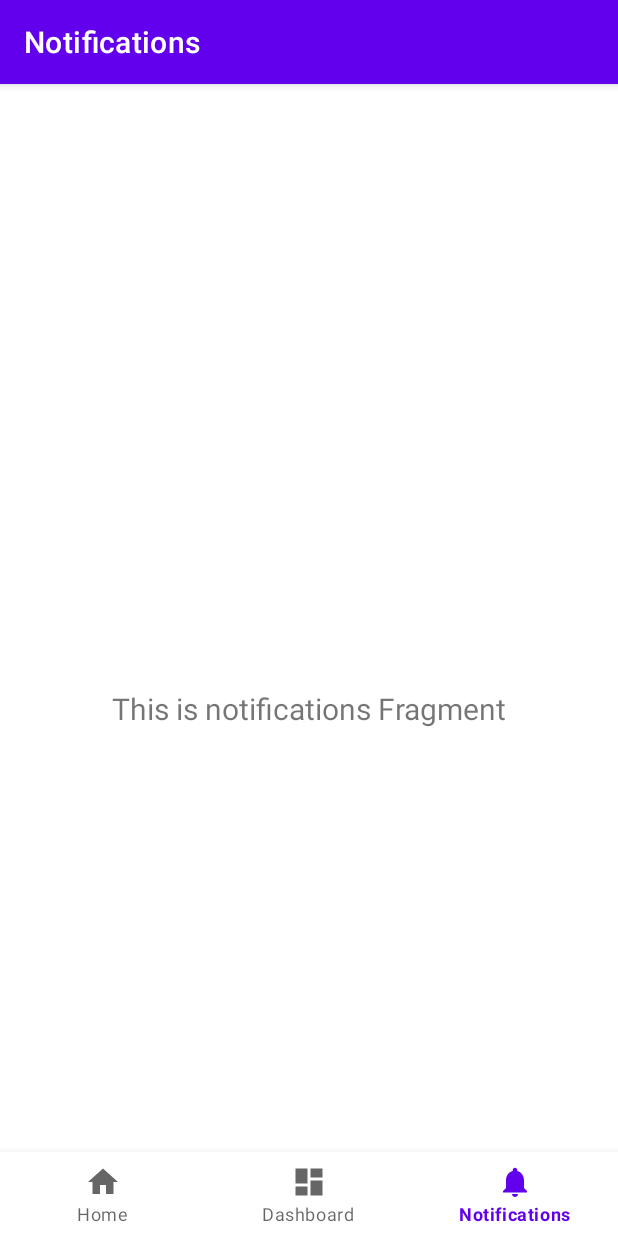
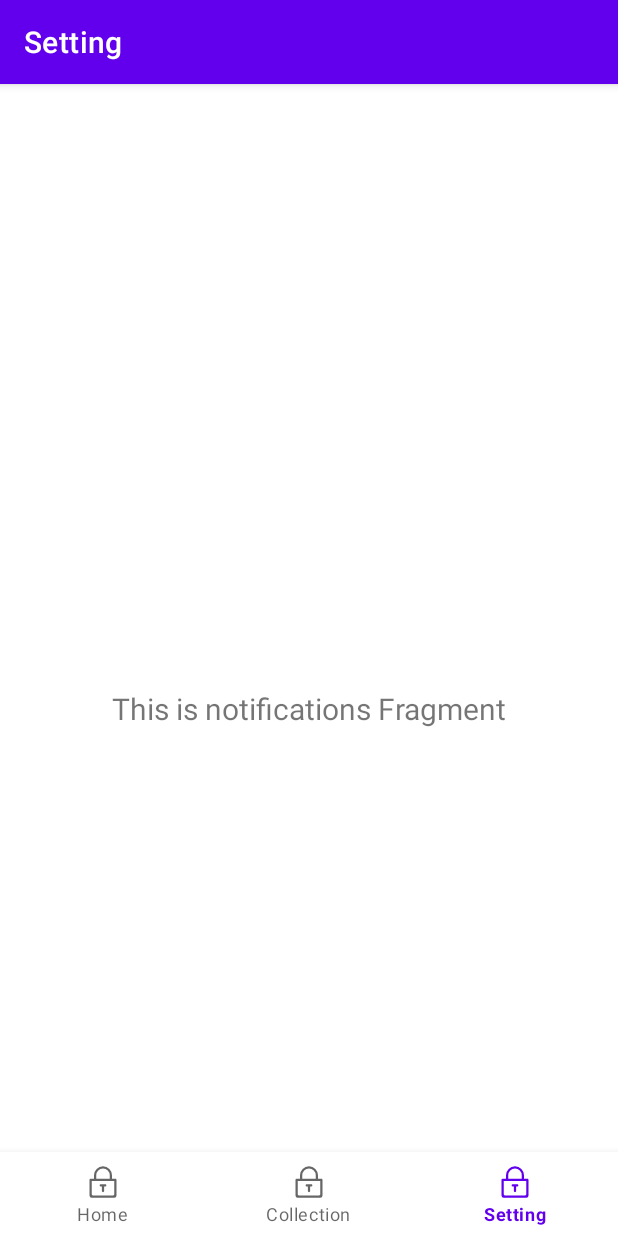
Before and after one commit to JiahangChen/HurrpUpProject, an Android app: the NotificationsFragment screen opened through its navigation route, on a phone screen of 412 x 824 dp. Run offline under Robolectric (Android 15) with nearby library versions, the phone set to English and light mode, and no system bars; our stand-ins replace data binding, navigation-ui; libraries missing offline, so code that uses them is left out: androidx.annotation.

Commit message:
Drawable Updata

```diff
--- a/app/src/main/java/com/ahren/hurryupproject/MainActivity.kt
+++ b/app/src/main/java/com/ahren/hurryupproject/MainActivity.kt
@@ -1,21 +1,21 @@
 package com.ahren.hurryupproject
 
-import android.content.Context
-import android.content.Intent
+import android.annotation.SuppressLint
 import android.os.Bundle
 import com.google.android.material.bottomnavigation.BottomNavigationView
 import androidx.appcompat.app.AppCompatActivity
+import androidx.core.content.res.ResourcesCompat
 import androidx.navigation.findNavController
 import androidx.navigation.ui.AppBarConfiguration
 import androidx.navigation.ui.setupActionBarWithNavController
 import androidx.navigation.ui.setupWithNavController
 import com.ahren.hurryupproject.databinding.ActivityMainBinding
-import com.ahren.hurryupproject.ui.addstation.AddStationActivity
 
 class MainActivity : AppCompatActivity() {
 
     private lateinit var MainViewBinding: ActivityMainBinding
 
+    @SuppressLint("UseCompatLoadingForDrawables")
     override fun onCreate(savedInstanceState: Bundle?) {
         super.onCreate(savedInstanceState)
         lifecycle.addObserver(MyLifecycleObserver())
@@ -30,11 +30,35 @@ class MainActivity : AppCompatActivity() {
         // menu should be considered as top level destinations.
         val appBarConfiguration = AppBarConfiguration(
             setOf(
-                R.id.navigation_home, R.id.navigation_dashboard, R.id.navigation_notifications
+                R.id.navigation_home, R.id.navigation_collection, R.id.navigation_setting
             )
         )
         setupActionBarWithNavController(navController, appBarConfiguration)
         navView.setupWithNavController(navController)
 
+        val actionBarMenu = findViewById<BottomNavigationView>(R.id.nav_view)?.menu
+        actionBarMenu?.findItem(R.id.navigation_collection)?.isEnabled = false
+        actionBarMenu?.findItem(R.id.navigation_setting)?.isEnabled = false
+        actionBarMenu?.findItem(R.id.navigation_home)?.isEnabled = false
+        actionBarMenu?.findItem(R.id.navigation_collection)?.icon =
+                ResourcesCompat.getDrawable(
+                    resources,
+                    R.drawable.ic_lock_black_24dp,
+                    null
+                )
+        actionBarMenu?.findItem(R.id.navigation_setting)?.icon =
+            ResourcesCompat.getDrawable(
+                resources,
+                R.drawable.ic_lock_black_24dp,
+                null
+            )
+        actionBarMenu?.findItem(R.id.navigation_home)?.icon =
+            ResourcesCompat.getDrawable(
+                resources,
+                R.drawable.ic_lock_black_24dp,
+                null
+            )
+
+
     }
 }
--- a/app/src/main/java/com/ahren/hurryupproject/ui/dashboard/DashboardFragment.kt
+++ b/app/src/main/java/com/ahren/hurryupproject/ui/dashboard/DashboardFragment.kt
@@ -7,11 +7,11 @@ import android.view.ViewGroup
 import android.widget.TextView
 import androidx.fragment.app.Fragment
 import androidx.lifecycle.ViewModelProvider
-import com.ahren.hurryupproject.databinding.FragmentDashboardBinding
+import com.ahren.hurryupproject.databinding.FragmentCollectionBinding
 
 class DashboardFragment : Fragment() {
 
-    private var _binding: FragmentDashboardBinding? = null
+    private var _binding: FragmentCollectionBinding? = null
 
     // This property is only valid between onCreateView and
     // onDestroyView.
@@ -25,7 +25,7 @@ class DashboardFragment : Fragment() {
         val dashboardViewModel =
             ViewModelProvider(this).get(DashboardViewModel::class.java)
 
-        _binding = FragmentDashboardBinding.inflate(inflater, container, false)
+        _binding = FragmentCollectionBinding.inflate(inflater, container, false)
         val root: View = binding.root
 
         val textView: TextView = binding.textDashboard
--- a/app/src/main/java/com/ahren/hurryupproject/ui/home/HomeFragment.kt
+++ b/app/src/main/java/com/ahren/hurryupproject/ui/home/HomeFragment.kt
@@ -1,6 +1,9 @@
 package com.ahren.hurryupproject.ui.home
 
+import android.annotation.SuppressLint
 import android.app.Activity.RESULT_OK
+import android.content.ClipData
+import android.content.ClipData.Item
 import android.content.ContentValues.TAG
 import android.content.Intent
 import android.os.Bundle
@@ -9,15 +12,20 @@ import android.util.TypedValue
 import android.view.LayoutInflater
 import android.view.View
 import android.view.ViewGroup
+import android.widget.CompoundButton
 import androidx.activity.result.ActivityResultLauncher
 import androidx.activity.result.contract.ActivityResultContracts
 import androidx.annotation.Dimension.DP
 import androidx.constraintlayout.widget.ConstraintSet
+import androidx.core.content.ContextCompat
+import androidx.core.content.res.ResourcesCompat
 import androidx.core.view.marginTop
 import androidx.fragment.app.Fragment
 import androidx.fragment.app.activityViewModels
+import com.ahren.hurryupproject.R
 import com.ahren.hurryupproject.databinding.FragmentHomeBinding
 import com.ahren.hurryupproject.ui.addstation.AddStationActivity
+import com.google.android.material.bottomnavigation.BottomNavigationView
 
 
 class HomeFragment : Fragment() {
@@ -69,6 +77,25 @@ class HomeFragment : Fragment() {
         homeViewBinding.stationdown.setOnClickListener {
             moveStatePosition(true)
         }
+
+        homeViewBinding.startapp.isChecked = homeViewModel.getAppStartSwitch()
+
+        homeViewBinding.startapp.setOnCheckedChangeListener(object :
+            CompoundButton.OnCheckedChangeListener {
+            @SuppressLint("UseCompatLoadingForDrawables")
+            override fun onCheckedChanged(switchView: CompoundButton?, isChecked: Boolean) {
+                if (isChecked) {
+                    homeViewBinding.floatingCreateStationButton.isEnabled = false
+                    homeViewBinding.stationup.isEnabled = false
+                    homeViewBinding.stationdown.isEnabled = false
+                } else {
+                    homeViewBinding.floatingCreateStationButton.isEnabled = true
+                    homeViewBinding.stationup.isEnabled = true
+                    homeViewBinding.stationdown.isEnabled = true
+                }
+                homeViewModel.switchAppStart()
+            }
+        })
 
         return homeViewBinding.root
     }
--- a/app/src/main/java/com/ahren/hurryupproject/ui/home/HomeViewModel.kt
+++ b/app/src/main/java/com/ahren/hurryupproject/ui/home/HomeViewModel.kt
@@ -26,6 +26,7 @@ class HomeViewModel(application : Application) : AndroidViewModel(application) {
         MutableLiveData(arrayListOf(emptyStationData, emptyStationData, emptyStationData, emptyStationData, emptyStationData))
     }
     private var stateButtonPosition: Int = 0
+    private var startAppSwitched : Boolean = false
     fun addStation(context: Context, lineid:String, stationid: String) {
         for ( i in 0 until _stationlist.value!!.size) {
             if (_stationlist.value!![i].isEmpty){
@@ -69,6 +70,13 @@ class HomeViewModel(application : Application) : AndroidViewModel(application) {
 
     }
 
+    fun switchAppStart(){
+        startAppSwitched = !startAppSwitched
+    }
+
+    fun getAppStartSwitch(): Boolean {
+        return startAppSwitched
+    }
 
     fun convDpToInt(dpValue: Int): Int {
         return TypedValue.applyDimension(TypedValue.COMPLEX_UNIT_DIP, dpValue.toFloat(), getApplication<Application>().resources.displayMetrics).toInt()
--- a/app/src/main/java/com/ahren/hurryupproject/ui/notifications/NotificationsFragment.kt
+++ b/app/src/main/java/com/ahren/hurryupproject/ui/notifications/NotificationsFragment.kt
@@ -7,11 +7,11 @@ import android.view.ViewGroup
 import android.widget.TextView
 import androidx.fragment.app.Fragment
 import androidx.lifecycle.ViewModelProvider
-import com.ahren.hurryupproject.databinding.FragmentNotificationsBinding
+import com.ahren.hurryupproject.databinding.FragmentSettingBinding
 
 class NotificationsFragment : Fragment() {
 
-    private var _binding: FragmentNotificationsBinding? = null
+    private var _binding: FragmentSettingBinding? = null
 
     // This property is only valid between onCreateView and
     // onDestroyView.
@@ -25,7 +25,7 @@ class NotificationsFragment : Fragment() {
         val notificationsViewModel =
             ViewModelProvider(this).get(NotificationsViewModel::class.java)
 
-        _binding = FragmentNotificationsBinding.inflate(inflater, container, false)
+        _binding = FragmentSettingBinding.inflate(inflater, container, false)
         val root: View = binding.root
 
         val textView: TextView = binding.textNotifications
--- a/app/src/main/res/drawable/ic_home_black_24dp.xml
+++ b/app/src/main/res/drawable/ic_home_black_24dp.xml
@@ -1,9 +1,39 @@
+<?xml version="1.0" encoding="utf-8"?>
 <vector xmlns:android="http://schemas.android.com/apk/res/android"
-    android:width="24dp"
-    android:height="24dp"
-    android:viewportWidth="24.0"
-    android:viewportHeight="24.0">
+    android:width="1024dp"
+    android:height="1024dp"
+    android:viewportWidth="1024"
+    android:viewportHeight="1024">
+
     <path
-        android:fillColor="#FF000000"
-        android:pathData="M10,20v-6h4v6h5v-8h3L12,3 2,12h3v8z" />
+        android:fillColor="#000000"
+        android:pathData="M922.018531 394.038614L556.932262 25.699261a63.328201 63.328201 0 0
+0-44.959891-18.726467 63.289315 63.289315 0 0 0-44.933286 18.725443L301.383539
+192.848831v-49.962825c0-17.485198-14.161506-31.645681-31.646704-31.645681s-31.631355
+14.160483-31.631355 31.645681V255.252988c0 0.450254 0.098237 0.859575 0.125867
+1.309829L101.982492 394.038614a63.200288 63.200288 0 0 0-18.345797
+44.53829v515.171219c0 34.942767 28.334269 63.278059 63.293409
+63.278059h730.127513c34.957093 0 63.305688-28.334269
+63.305688-63.278059V438.577927a63.260663 63.260663 0 0
+0-18.344774-44.539313zM768.184195
+953.749147H570.543231V576.025071h197.640964v377.724076z m42.171387
+0V554.932726c0-11.639061-9.425655-21.080066-21.080065-21.080066H549.451909c-11.653388
+0-21.107695 9.441004-21.107695
+21.080066v398.815397H146.92908V459.670272h509.055954c11.652364 0
+21.106671-9.439981 21.106672-21.092345
+0-11.653388-9.454307-21.093369-21.106672-21.093368H167.823928L511.972371
+70.251877l344.190398 347.232682h-78.566223c-11.652364 0-21.106671
+9.439981-21.106671 21.093368 0 11.652364 9.454307 21.092345 21.106671
+21.092345h99.461071v494.078875h-66.702035z" />
+    <path
+        android:fillColor="#000000"
+        android:pathData="M441.944598 533.853683H228.8763c-11.638038 0-21.106671 9.441004-21.106671
+21.080066v227.693361c0 11.652364 9.468633 21.122021 21.106671
+21.122021H441.944598c11.652364 0 21.078019-9.469657
+21.078019-21.122021V554.932726c0-11.639061-9.425655-21.079042-21.078019-21.079043z
+m-21.107695 227.680058H249.968645V576.025071h170.869281v185.50867zM626.805516
+803.748107c11.638038 0 21.092345-9.469657
+21.092345-21.122021V731.028021c0-11.652364-9.454307-21.105648-21.092345-21.105648-11.653388
+0-21.092345 9.453284-21.092345 21.105648v51.598065c-0.001023 11.652364 9.438958
+21.122021 21.092345 21.122021z" />
 </vector>
--- /dev/null
+++ b/app/src/main/res/drawable/ic_like_yellow_24dp.xml
@@ -0,0 +1,37 @@
+<?xml version="1.0" encoding="utf-8"?>
+<vector xmlns:android="http://schemas.android.com/apk/res/android"
+    android:width="1024dp"
+    android:height="1024dp"
+    android:viewportWidth="1024"
+    android:viewportHeight="1024">
+
+    <path
+        android:fillColor="#FFEABB"
+        android:pathData="M851.349 383.512c43.677 6.347 61.117 60.021 29.512 90.828l-126.42 123.229a53.253
+53.253 0 0 0-15.315 47.133l29.844 174.002c7.461 43.5-38.197 76.673-77.263
+56.135l-156.263-82.152a53.248 53.248 0 0 0-49.559 0l-156.263 82.152c-39.066
+20.538-84.724-12.635-77.263-56.135l29.844-174.002 569.146-261.19z" />
+    <path
+        android:fillColor="#F9C73D"
+        android:pathData="M716.565 911.044c-13.231 0.001-26.527-3.19-38.817-9.652L521.484 819.24a23.243
+23.243 0 0 0-21.638 0l-156.264 82.152c-28.255 14.854-61.848
+12.426-87.673-6.336-25.824-18.763-38.515-49.963-33.119-81.424l29.843-174.002a23.247
+23.247 0 0
+0-6.686-20.579l-126.42-123.229c-22.858-22.281-30.93-54.98-21.066-85.339s35.615-52.069
+67.204-56.659l174.708-25.387a23.248 23.248 0 0 0
+17.506-12.719l78.131-158.312C450.138 128.783 478.747 111 510.665 111c0.002
+0-0.001 0 0 0 31.92 0 60.526 17.782 74.653 46.406l78.132 158.312a23.25 23.25 0 0
+0 17.505 12.719l174.709 25.387c31.589 4.59 57.339 26.301 67.203 56.659s1.792
+63.059-21.065 85.339l-126.42 123.229a23.25 23.25 0 0 0-6.687 20.578l29.844
+174.003c5.396 31.461-7.294 62.661-33.119 81.424-14.591 10.6-31.667 15.987-48.855
+15.988zM510.666 171c-4.346 0-15.076 1.263-20.85 12.96l-78.132 158.312a83.234
+83.234 0 0 1-62.682 45.542L174.295 413.2c-12.909 1.876-17.426 11.691-18.769
+15.824-1.343 4.132-3.458 14.728 5.883 23.833l126.419 123.229a83.234 83.234 0 0 1
+23.942 73.688l-29.843 174.001c-2.205 12.856 5.734 20.186 9.249 22.74 3.516 2.555
+12.939 7.838 24.485 1.77l156.264-82.152a83.234 83.234 0 0 1 77.479 0l156.263
+82.152c11.548 6.071 20.97 0.785 24.485-1.77s11.454-9.884
+9.249-22.74l-29.844-174.002a83.235 83.235 0 0 1
+23.942-73.687l126.42-123.229c9.341-9.105 7.226-19.7
+5.883-23.833s-5.859-13.948-18.769-15.824l-174.708-25.387a83.237 83.237 0 0
+1-62.682-45.541L531.514 183.96c-5.773-11.697-16.503-12.96-20.848-12.96z" />
+</vector>
--- /dev/null
+++ b/app/src/main/res/drawable/ic_lock_black_24dp.xml
@@ -0,0 +1,17 @@
+<?xml version="1.0" encoding="utf-8"?>
+<vector xmlns:android="http://schemas.android.com/apk/res/android"
+    android:width="1024dp"
+    android:height="1024dp"
+    android:viewportWidth="1024"
+    android:viewportHeight="1024">
+
+    <path
+        android:fillColor="#333333"
+        android:pathData="M704 416v-96a192 192 0 1 0-384 0v96h384zM192 480v383.776A31.968 31.968 0 0 0
+223.744 896h576.512c17.184 0 31.744-14.4 31.744-32.224V480.224 480H192z
+m-64-16V448a32 32 0 0 1 32-32h96v-96a256 256 0 1 1 512 0v96h96c17.664 0 32
+14.208 32 32v448.192A64 64 0 0 1 831.84 960H192.16A64 64 0 0 1 128
+896.192V464zM544 640v128.32c0 17.472-14.208 31.68-32 31.68a32 32 0 0
+1-32-31.68V640h-32.32a31.776 31.776 0 0 1-31.68-32 32 32 0 0 1
+31.68-32h128.64c17.472 0 31.68 14.208 31.68 32a32 32 0 0 1-31.68 32H544z" />
+</vector>
--- /dev/null
+++ b/app/src/main/res/drawable/ic_setting_yellow_24dp.xml
@@ -0,0 +1,25 @@
+<?xml version="1.0" encoding="utf-8"?>
+<vector xmlns:android="http://schemas.android.com/apk/res/android"
+    android:width="1024dp"
+    android:height="1024dp"
+    android:viewportWidth="1024"
+    android:viewportHeight="1024">
+
+    <path
+        android:fillColor="#F5BC50"
+        android:pathData="M931.1 346.2c-10 3.1-20.4 5.3-31.3 5.3-58 0-105-47-105-105 0-25.1 9.2-47.9
+23.9-66C761.2 127 689.9 88.4 610.4 71c-14.3 41-52.9 70.5-98.7 70.5-45.4
+0-83.7-29-98.4-69.3-77.7 17.9-147.5 56.1-203.8 108.6 14.6 18 23.7 40.7 23.7 65.7
+0 58-47 105-105 105-10.8 0-21.1-2.1-30.9-5.2-19.4 50.1-30.5 104.4-30.5 161.4 0
+54.2 10.1 106 27.8 154.1 10.6-3.6 21.7-6 33.6-6 58 0 105 47 105 105 0 27.2-10.6
+51.7-27.5 70.3 57.2 54.6 128.7 94 208.4 112.3 15.3-39.1 53.1-67 97.6-67 45 0 83
+28.4 98 68.2 81.5-17.7 154.5-57.7 212.8-113.2-17.1-18.7-27.7-43.3-27.7-70.6 0-58
+47-105 105-105 12 0 23.3 2.4 34 6.1 17.7-48.1 27.9-99.9
+27.9-154.2-0.1-57-11.1-111.4-30.6-161.5zM518.6 671.1c-101.3
+0-183.4-82.1-183.4-183.4 0-101.3 82.1-183.4 183.4-183.4 101.3 0 183.4 82.1 183.4
+183.4-0.1 101.3-82.2 183.4-183.4 183.4z" />
+    <path
+        android:fillColor="#F5BC50"
+        android:pathData="M521.5 388c-55.1 0-99.7 44.6-99.7 99.7s44.6 99.7 99.7 99.7 99.7-44.6
+99.7-99.7-44.6-99.7-99.7-99.7z" />
+</vector>
--- a/app/src/main/res/menu/bottom_nav_menu.xml
+++ b/app/src/main/res/menu/bottom_nav_menu.xml
@@ -7,13 +7,13 @@
         android:title="@string/title_home" />
 
     <item
-        android:id="@+id/navigation_dashboard"
-        android:icon="@drawable/ic_dashboard_black_24dp"
-        android:title="@string/title_dashboard" />
+        android:id="@+id/navigation_collection"
+        android:icon="@drawable/ic_like_yellow_24dp"
+        android:title="@string/title_collection" />
 
     <item
-        android:id="@+id/navigation_notifications"
-        android:icon="@drawable/ic_notifications_black_24dp"
-        android:title="@string/title_notifications" />
+        android:id="@+id/navigation_setting"
+        android:icon="@drawable/ic_setting_yellow_24dp"
+        android:title="@string/title_setting" />
 
 </menu>
--- a/app/src/main/res/navigation/mobile_navigation.xml
+++ b/app/src/main/res/navigation/mobile_navigation.xml
@@ -12,14 +12,14 @@
         tools:layout="@layout/fragment_home" />
 
     <fragment
-        android:id="@+id/navigation_dashboard"
+        android:id="@+id/navigation_collection"
         android:name="com.ahren.hurryupproject.ui.dashboard.DashboardFragment"
-        android:label="@string/title_dashboard"
-        tools:layout="@layout/fragment_dashboard" />
+        android:label="@string/title_collection"
+        tools:layout="@layout/fragment_collection" />
 
     <fragment
-        android:id="@+id/navigation_notifications"
+        android:id="@+id/navigation_setting"
         android:name="com.ahren.hurryupproject.ui.notifications.NotificationsFragment"
-        android:label="@string/title_notifications"
-        tools:layout="@layout/fragment_notifications" />
+        android:label="@string/title_setting"
+        tools:layout="@layout/fragment_setting" />
 </navigation>
--- a/app/src/main/res/values/strings.xml
+++ b/app/src/main/res/values/strings.xml
@@ -1,8 +1,8 @@
 <resources>
     <string name="app_name">Hurry Up Project</string>
     <string name="title_home">Home</string>
-    <string name="title_dashboard">Dashboard</string>
-    <string name="title_notifications">Notifications</string>
+    <string name="title_collection">Collection</string>
+    <string name="title_setting">Setting</string>
     <!-- TODO: Remove or change this placeholder text -->
     <string name="hello_blank_fragment">Hello blank fragment</string>
 </resources>
--- a/app/src/main/res/values/themes.xml
+++ b/app/src/main/res/values/themes.xml
@@ -12,5 +12,9 @@
         <!-- Status bar color. -->
         <item name="android:statusBarColor" tools:targetApi="l">?attr/colorPrimaryVariant</item>
         <!-- Customize your theme here. -->
+        <item name="drawerArrowStyle">@style/DrawerArrowStyle</item>
+    </style>
+    <style name = "DrawerArrowStyle" parent="Widget.AppCompat.DrawerArrowToggle">
+        <item name = "color">@color/white</item>
     </style>
 </resources>
```
Also changed, not shown: app/src/main/res/layout/fragment_collection.xml (renamed from app/src/main/res/layout/fragment_dashboard.xml), app/src/main/res/layout/fragment_setting.xml (renamed from app/src/main/res/layout/fragment_notifications.xml).
